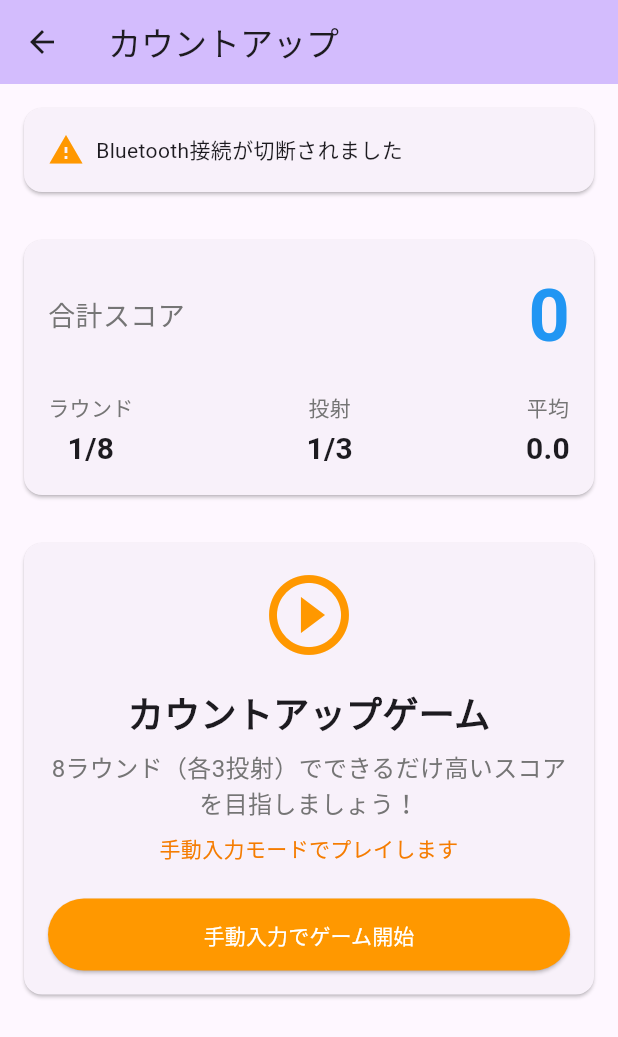
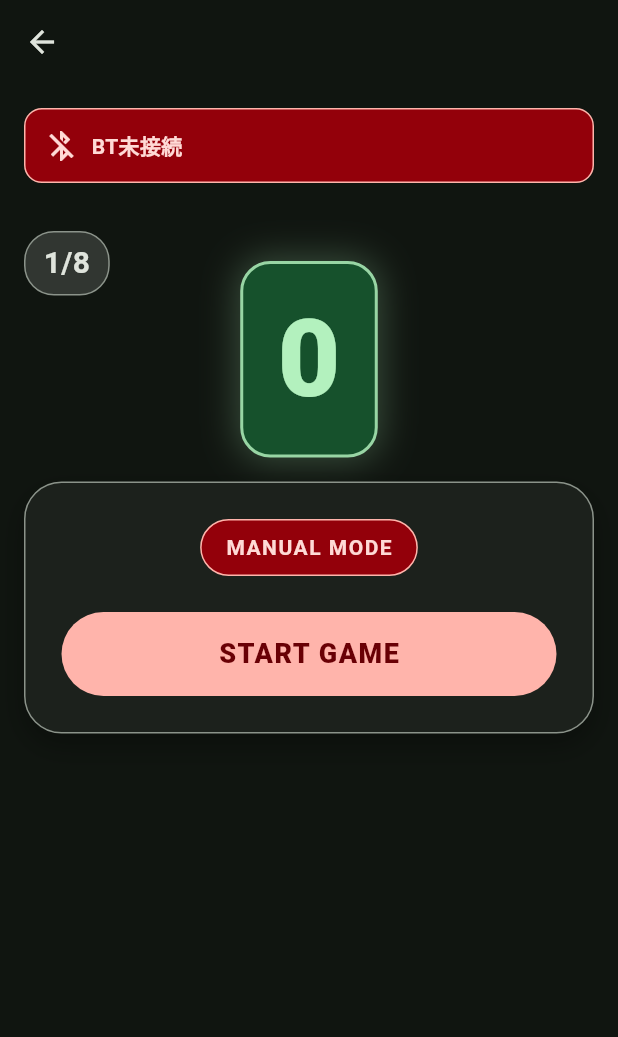
Before and after one commit to dicenull/ble_darts, a Flutter app: the CountUpGameScreen screen opened directly, on a phone screen of 412 x 824 dp. Shown: the top 1037 px of the screen. Run offline on Flutter 3.47's test engine with Material 3 defaults, Android fonts, the phone set to English and light mode, and no system bars; our stand-ins replace flutter_bluetooth_serial, flutter_riverpod, freezed_annotation, permission_handler, riverpod_annotation, universal_platform; missing offline and left inert: flutter_web_bluetooth; generated files the repository leaves out were written again.

Commit message:
update color theme

```diff
--- a/lib/features/count_up/presentation/count_up_game_screen.dart
+++ b/lib/features/count_up/presentation/count_up_game_screen.dart
@@ -37,14 +37,11 @@ class _CountUpGameScreenState extends ConsumerState<CountUpGameScreen> {
 
     return Scaffold(
       appBar: AppBar(
-        title: const Text('カウントアップ'),
-        backgroundColor: Theme.of(context).colorScheme.inversePrimary,
         actions: [
           if (game.isGameActive)
             IconButton(
               icon: const Icon(Icons.refresh),
               onPressed: () => _showResetDialog(context, gameNotifier),
-              tooltip: 'ゲームをリセット',
             ),
         ],
       ),
@@ -53,47 +50,63 @@ class _CountUpGameScreenState extends ConsumerState<CountUpGameScreen> {
           children: [
             if (bluetoothState.connectionState !=
                 BluetoothConnectionState.connected)
-              const Card(
-                margin: EdgeInsets.all(16),
-                child: Padding(
-                  padding: EdgeInsets.all(16),
+              Container(
+                margin: const EdgeInsets.all(16),
+                padding: const EdgeInsets.all(12),
+                decoration: BoxDecoration(
+                  color: Theme.of(context).colorScheme.errorContainer,
+                  borderRadius: BorderRadius.circular(12),
+                  border: Border.all(
+                    color: Theme.of(context).colorScheme.error,
+                  ),
+                ),
                 child: Row(
                   children: [
-                      Icon(Icons.warning, color: Colors.orange),
-                      SizedBox(width: 8),
-                      Text('Bluetooth接続が切断されました'),
+                    Icon(
+                      Icons.bluetooth_disabled,
+                      color: Theme.of(context).colorScheme.onErrorContainer,
+                    ),
+                    const SizedBox(width: 8),
+                    Text(
+                      'BT未接続',
+                      style: TextStyle(
+                        color: Theme.of(context).colorScheme.onErrorContainer,
+                        fontWeight: FontWeight.w600,
+                      ),
+                    ),
                   ],
-                  ),
                 ),
               ),
 
             ScoreDisplayWidget(game: game),
 
             if (game.isGameActive || game.isGameFinished)
-              Card(
+              Container(
                 margin: const EdgeInsets.all(16),
-                child: Padding(
                 padding: const EdgeInsets.all(16),
-                  child: Column(
-                    children: [
-                      const Text(
-                        'ダーツ盤',
-                        style: TextStyle(
-                          fontSize: 18,
-                          fontWeight: FontWeight.bold,
+                decoration: BoxDecoration(
+                  color: Theme.of(context).colorScheme.surfaceContainer,
+                  borderRadius: BorderRadius.circular(20),
+                  border: Border.all(
+                    color: Theme.of(context).colorScheme.outline,
                   ),
+                  boxShadow: [
+                    BoxShadow(
+                      color: Theme.of(
+                        context,
+                      ).colorScheme.shadow.withValues(alpha: 0.3),
+                      blurRadius: 15,
+                      offset: const Offset(0, 5),
                     ),
-                      const SizedBox(height: 16),
-                      DartBoardWidget(
+                  ],
+                ),
+                child: DartBoardWidget(
                   highlightedPosition: _highlightedPosition,
                   onHighlightEnd: () {
                     setState(() {
                       _highlightedPosition = null;
                     });
                   },
-                      ),
-                    ],
-                  ),
                 ),
               ),
 
@@ -104,7 +117,6 @@ class _CountUpGameScreenState extends ConsumerState<CountUpGameScreen> {
                 bluetoothState.connectionState,
               )
             else if (game.isGameActive) ...[
-              CurrentRoundWidget(game: game),
               RoundScoresWidget(game: game),
             ] else if (game.isGameFinished) ...[
               GameResultWidget(
@@ -132,53 +144,69 @@ class _CountUpGameScreenState extends ConsumerState<CountUpGameScreen> {
     BluetoothConnectionState connectionState,
   ) {
     final isConnected = connectionState == BluetoothConnectionState.connected;
+    final colorScheme = Theme.of(context).colorScheme;
 
-    return Card(
+    return Container(
       margin: const EdgeInsets.all(16),
-      child: Padding(
-        padding: const EdgeInsets.all(16),
+      padding: const EdgeInsets.all(24),
+      decoration: BoxDecoration(
+        color: colorScheme.surfaceContainer,
+        borderRadius: BorderRadius.circular(25),
+        border: Border.all(color: colorScheme.outline),
+        boxShadow: [
+          BoxShadow(
+            color: colorScheme.shadow.withValues(alpha: 0.3),
+            blurRadius: 15,
+            offset: const Offset(0, 8),
+          ),
+        ],
+      ),
       child: Column(
         children: [
-            Icon(
-              Icons.play_circle_outline,
-              size: 64,
-              color: isConnected ? Colors.green : Colors.orange,
+          if (!isConnected) ...[
+            Container(
+              padding: const EdgeInsets.symmetric(horizontal: 16, vertical: 8),
+              decoration: BoxDecoration(
+                color: colorScheme.errorContainer,
+                borderRadius: BorderRadius.circular(20),
+                border: Border.all(color: colorScheme.error),
               ),
-            const SizedBox(height: 16),
-            const Text(
-              'カウントアップゲーム',
-              style: TextStyle(fontSize: 24, fontWeight: FontWeight.bold),
-            ),
-            const SizedBox(height: 8),
-            Text(
-              '8ラウンド（各3投射）でできるだけ高いスコアを目指しましょう！',
-              textAlign: TextAlign.center,
-              style: TextStyle(fontSize: 16, color: Colors.grey[600]),
-            ),
-            if (!isConnected) ...[
-              const SizedBox(height: 8),
-              Text(
-                '手動入力モードでプレイします',
-                textAlign: TextAlign.center,
+              child: Text(
+                'MANUAL MODE',
                 style: TextStyle(
                   fontSize: 14,
-                  color: Colors.orange[700],
-                  fontWeight: FontWeight.w500,
+                  color: colorScheme.onErrorContainer,
+                  fontWeight: FontWeight.w700,
+                  letterSpacing: 1,
+                ),
+              ),
+            ),
+            const SizedBox(height: 24),
+          ],
+          FilledButton(
+            onPressed: () => gameNotifier.startGame(),
+            style: FilledButton.styleFrom(
+              backgroundColor: isConnected
+                  ? colorScheme.primary
+                  : colorScheme.error,
+              foregroundColor: isConnected
+                  ? colorScheme.onPrimary
+                  : colorScheme.onError,
+              minimumSize: const Size(double.infinity, 56),
+              shape: RoundedRectangleBorder(
+                borderRadius: BorderRadius.circular(28),
+              ),
+            ),
+            child: const Text(
+              'START GAME',
+              style: TextStyle(
+                fontSize: 18,
+                fontWeight: FontWeight.w900,
+                letterSpacing: 1,
+              ),
             ),
           ),
         ],
-            const SizedBox(height: 24),
-            ElevatedButton(
-              onPressed: () => gameNotifier.startGame(),
-              style: ElevatedButton.styleFrom(
-                minimumSize: const Size(double.infinity, 48),
-                backgroundColor: isConnected ? null : Colors.orange,
-                foregroundColor: isConnected ? null : Colors.white,
-              ),
-              child: Text(isConnected ? 'ゲーム開始' : '手動入力でゲーム開始'),
-            ),
-          ],
-        ),
       ),
     );
   }
@@ -187,45 +215,68 @@ class _CountUpGameScreenState extends ConsumerState<CountUpGameScreen> {
     CountUpGameNotifier gameNotifier,
     bool isBluetoothConnected,
   ) {
-    return Card(
+    final colorScheme = Theme.of(context).colorScheme;
+
+    return Container(
       margin: const EdgeInsets.all(16),
-      child: Padding(
-        padding: const EdgeInsets.all(16),
+      padding: const EdgeInsets.all(20),
+      decoration: BoxDecoration(
+        color: colorScheme.surfaceContainer,
+        borderRadius: BorderRadius.circular(20),
+        border: Border.all(color: colorScheme.outline),
+        boxShadow: [
+          BoxShadow(
+            color: colorScheme.shadow.withValues(alpha: 0.3),
+            blurRadius: 15,
+            offset: const Offset(0, 5),
+          ),
+        ],
+      ),
       child: Column(
         crossAxisAlignment: CrossAxisAlignment.start,
         children: [
-            Row(
+          Container(
+            padding: const EdgeInsets.symmetric(horizontal: 16, vertical: 8),
+            decoration: BoxDecoration(
+              color: isBluetoothConnected
+                  ? colorScheme.surfaceContainerHigh
+                  : colorScheme.errorContainer,
+              borderRadius: BorderRadius.circular(20),
+              border: Border.all(
+                color: isBluetoothConnected
+                    ? colorScheme.outline
+                    : colorScheme.error,
+              ),
+            ),
+            child: Row(
+              mainAxisSize: MainAxisSize.min,
               children: [
                 Icon(
-                  isBluetoothConnected ? Icons.settings : Icons.touch_app,
-                  size: 20,
-                  color: isBluetoothConnected ? Colors.grey : Colors.orange,
+                  isBluetoothConnected ? Icons.tune : Icons.touch_app,
+                  size: 18,
+                  color: isBluetoothConnected
+                      ? colorScheme.onSurface
+                      : colorScheme.onErrorContainer,
                 ),
                 const SizedBox(width: 8),
                 Text(
-                  isBluetoothConnected ? 'テスト用（手動入力）' : '手動入力',
+                  isBluetoothConnected ? 'TEST MODE' : 'MANUAL INPUT',
                   style: TextStyle(
-                    fontSize: 16,
-                    fontWeight: FontWeight.bold,
-                    color: isBluetoothConnected ? null : Colors.orange[700],
+                    fontSize: 12,
+                    fontWeight: FontWeight.w700,
+                    color: isBluetoothConnected
+                        ? colorScheme.onSurface
+                        : colorScheme.onErrorContainer,
+                    letterSpacing: 0.5,
                   ),
                 ),
               ],
             ),
-            const SizedBox(height: 8),
-            Text(
-              isBluetoothConnected
-                  ? 'ダーツボードが接続されていない場合のテスト用機能です'
-                  : 'スコアボタンをタップしてダーツの投射を記録してください',
-              style: TextStyle(
-                fontSize: 12,
-                color: isBluetoothConnected ? Colors.grey : Colors.orange[600],
           ),
-            ),
-            const SizedBox(height: 16),
+          const SizedBox(height: 20),
           Wrap(
-              spacing: 8,
-              runSpacing: 8,
+            spacing: 10,
+            runSpacing: 10,
             children: [
               _buildScoreButton('S20', 20, gameNotifier),
               _buildScoreButton('D20', 40, gameNotifier),
@@ -243,7 +294,6 @@ class _CountUpGameScreenState extends ConsumerState<CountUpGameScreen> {
           ),
         ],
       ),
-      ),
     );
   }
 
@@ -252,22 +302,40 @@ class _CountUpGameScreenState extends ConsumerState<CountUpGameScreen> {
     int score,
     CountUpGameNotifier gameNotifier,
   ) {
-    return ElevatedButton(
+    final isMiss = position == 'MISS';
+    final isBull = position == 'BULL';
+    final colorScheme = Theme.of(context).colorScheme;
+
+    return FilledButton(
       onPressed: () {
         gameNotifier.addManualThrow(position);
         setState(() {
           _highlightedPosition = position;
         });
       },
-      style: ElevatedButton.styleFrom(
-        minimumSize: const Size(70, 40),
-        backgroundColor: position == 'MISS' ? Colors.red[50] : null,
-        foregroundColor: position == 'MISS' ? Colors.red[700] : null,
+      style: FilledButton.styleFrom(
+        backgroundColor: isMiss
+            ? colorScheme.error
+            : isBull
+            ? colorScheme.tertiary
+            : colorScheme.primary,
+        foregroundColor: isMiss
+            ? colorScheme.onError
+            : isBull
+            ? colorScheme.onTertiary
+            : colorScheme.onPrimary,
+        minimumSize: const Size(70, 50),
+        shape: RoundedRectangleBorder(borderRadius: BorderRadius.circular(12)),
+        padding: EdgeInsets.zero,
       ),
       child: Text(
         '$position\n$score',
         textAlign: TextAlign.center,
-        style: const TextStyle(fontSize: 10, fontWeight: FontWeight.w500),
+        style: const TextStyle(
+          fontSize: 10,
+          fontWeight: FontWeight.w900,
+          height: 1.2,
+        ),
       ),
     );
   }
--- a/lib/main.dart
+++ b/lib/main.dart
@@ -15,7 +15,10 @@ class MyApp extends StatelessWidget {
     return MaterialApp(
       title: 'BLE Darts',
       theme: ThemeData(
-        colorScheme: ColorScheme.fromSeed(seedColor: Colors.deepPurple),
+        colorScheme: ColorScheme.fromSeed(
+          seedColor: const Color(0xFF00FF88),
+          brightness: Brightness.dark,
+        ),
         useMaterial3: true,
       ),
       home: const BluetoothScreen(),
```
Also changed, not shown: lib/features/count_up/presentation/widgets/score_widgets.dart (+295 -196 lines). Lines whose indentation alone changed are shown as unchanged.
